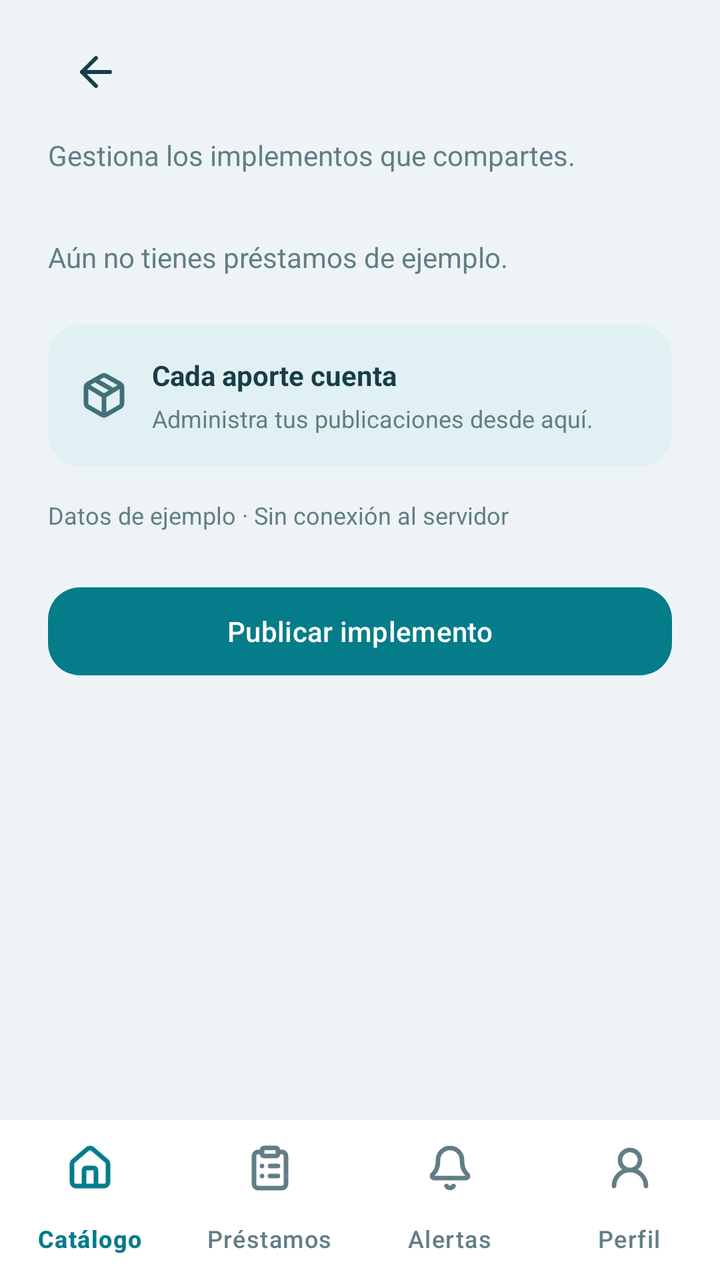
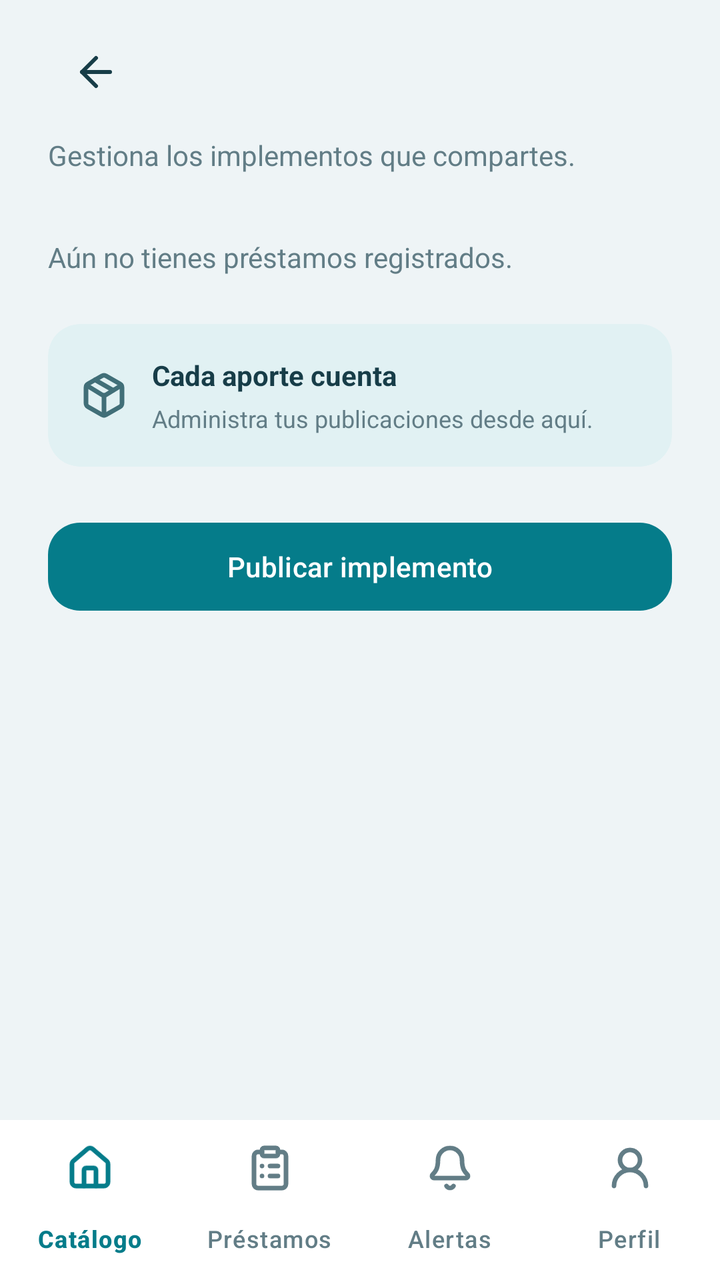

Two renders of the same Android screen: before a commit and after it. Below are the layout's source before the change and the commit's diff.
<!-- AndroidManifest.xml: application theme Theme.RedSoporteX -->
<!-- res/layout/fragment_donor_list.xml -->
<LinearLayout xmlns:android="http://schemas.android.com/apk/res/android"
    xmlns:app="http://schemas.android.com/apk/res-auto"
    android:layout_width="match_parent"
    android:layout_height="match_parent"
    android:background="@color/surface_background"
    android:orientation="vertical">

    <ScrollView
        android:layout_width="match_parent"
        android:layout_height="0dp"
        android:layout_weight="1"
        android:fillViewport="true">

        <LinearLayout
            android:layout_width="match_parent"
            android:layout_height="wrap_content"
            android:orientation="vertical"
            android:paddingHorizontal="24dp"
            android:paddingTop="12dp"
            android:paddingBottom="24dp">

            <include
                android:id="@+id/toolbar"
                layout="@layout/component_toolbar" />

            <TextView
                android:id="@+id/tv_subtitle"
                android:layout_width="match_parent"
                android:layout_height="wrap_content"
                android:layout_marginTop="8dp"
                android:text="@string/my_items_subtitle"
                android:textColor="@color/text_secondary"
                android:textSize="14sp" />

            <TextView
                android:id="@+id/tv_in_progress"
                android:layout_width="match_parent"
                android:layout_height="wrap_content"
                android:layout_marginTop="20dp"
                android:text="@string/in_progress"
                android:textColor="@color/primary"
                android:textSize="14sp"
                android:textStyle="bold"
                android:visibility="gone" />

            <LinearLayout
                android:id="@+id/items_container"
                android:layout_width="match_parent"
                android:layout_height="wrap_content"
                android:layout_marginTop="24dp"
                android:orientation="vertical" />

            <TextView
                android:id="@+id/tv_empty"
                android:layout_width="match_parent"
                android:layout_height="wrap_content"
                android:layout_marginTop="8dp"
                android:text="@string/no_loans"
                android:textColor="@color/text_secondary"
                android:textSize="14sp" />

            <com.google.android.material.card.MaterialCardView
                android:layout_width="match_parent"
                android:layout_height="wrap_content"
                android:layout_marginTop="24dp"
                app:cardBackgroundColor="@color/auth_card"
                app:cardCornerRadius="16dp"
                app:cardElevation="0dp"
                app:strokeWidth="0dp">

                <LinearLayout
                    android:layout_width="match_parent"
                    android:layout_height="wrap_content"
                    android:gravity="center_vertical"
                    android:orientation="horizontal"
                    android:padding="16dp">

                    <ImageView
                        android:layout_width="24dp"
                        android:layout_height="24dp"
                        android:importantForAccessibility="no"
                        android:src="@drawable/ic_donor_package" />

                    <LinearLayout
                        android:layout_width="match_parent"
                        android:layout_height="wrap_content"
                        android:layout_marginStart="12dp"
                        android:orientation="vertical">

                        <TextView
                            android:id="@+id/tv_info_title"
                            android:layout_width="match_parent"
                            android:layout_height="wrap_content"
                            android:layout_marginTop="0dp"
                            android:text="@string/donor_items_note"
                            android:textColor="@color/text_primary"
                            android:textSize="14sp"
                            android:textStyle="bold" />

                        <TextView
                            android:id="@+id/tv_info_description"
                            android:layout_width="match_parent"
                            android:layout_height="wrap_content"
                            android:layout_marginTop="4dp"
                            android:text="@string/donor_items_description"
                            android:textColor="@color/text_secondary"
                            android:textSize="12sp" />
                    </LinearLayout>
                </LinearLayout>
            </com.google.android.material.card.MaterialCardView>

            <TextView
                android:id="@+id/tv_demo"
                android:layout_width="match_parent"
                android:layout_height="wrap_content"
                android:layout_marginTop="16dp"
                android:text="@string/demo_notice"
                android:textColor="@color/text_secondary"
                android:textSize="12sp" />

            <com.google.android.material.button.MaterialButton
                android:id="@+id/btn_publish"
                style="@style/Widget.RedSoporte.Button.Primary"
                android:layout_width="match_parent"
                android:layout_height="52dp"
                android:layout_marginTop="24dp"
                android:text="@string/donor_publish_title" />
        </LinearLayout>
    </ScrollView>

    <include
        android:id="@+id/bottom_nav"
        layout="@layout/component_bottom_nav" />
</LinearLayout>
<!-- res/layout/component_toolbar.xml (included above) -->
<LinearLayout xmlns:android="http://schemas.android.com/apk/res/android"
    android:layout_width="match_parent"
    android:layout_height="wrap_content"
    android:gravity="center_vertical"
    android:orientation="horizontal">

    <ImageButton
        android:id="@+id/btn_volver"
        android:layout_width="48dp"
        android:layout_height="48dp"
        android:background="?attr/selectableItemBackgroundBorderless"
        android:contentDescription="@string/back"
        android:padding="12dp"
        android:src="@drawable/ic_auth_arrow" />

    <TextView
        android:id="@+id/tv_titulo"
        android:layout_width="0dp"
        android:layout_height="wrap_content"
        android:layout_weight="1"
        android:textColor="@color/text_primary"
        android:textSize="20sp"
        android:textStyle="bold" />
</LinearLayout>
<!-- res/layout/component_bottom_nav.xml (included above) -->
<com.google.android.material.bottomnavigation.BottomNavigationView xmlns:android="http://schemas.android.com/apk/res/android"
    xmlns:app="http://schemas.android.com/apk/res-auto"
    android:id="@+id/bottom_navigation"
    android:layout_width="match_parent"
    android:layout_height="wrap_content"
    android:background="@color/surface_card"
    app:backgroundTint="@color/surface_card"
    app:elevation="0dp"
    app:itemActiveIndicatorStyle="@style/Widget.RedSoporte.NavigationIndicator"
    app:itemIconTint="@color/nav_icon"
    app:itemTextColor="@color/nav_icon"
    app:labelVisibilityMode="labeled"
    app:menu="@menu/main_bottom_menu" />
<!-- resources referenced by this layout -->
<resources>
  <color name="auth_card">#E1F1F3</color>
  <color name="primary">#057C8A</color>
  <color name="surface_background">#EEF4F6</color>
  <color name="surface_card">#FFFFFF</color>
  <color name="text_primary">#173D48</color>
  <color name="text_secondary">#627D86</color>
  <!-- drawable ic_auth_arrow (drawable) -->
  <vector xmlns:android="http://schemas.android.com/apk/res/android" android:width="24dp" android:height="24dp" android:viewportWidth="24" android:viewportHeight="24">
      <path android:pathData="M12 19L5 12L12 5" android:fillColor="@android:color/transparent" android:strokeColor="#173D48" android:strokeWidth="2" android:strokeLineCap="round" android:strokeLineJoin="round" />
      <path android:pathData="M19 12H5" android:fillColor="@android:color/transparent" android:strokeColor="#173D48" android:strokeWidth="2" android:strokeLineCap="round" android:strokeLineJoin="round" />
  </vector>
  <string name="back">Volver</string>
  <string name="demo_notice">Datos de ejemplo · Sin conexión al servidor</string>
  <string name="donor_items_description">Administra tus publicaciones desde aquí.</string>
  <string name="donor_items_note">Cada aporte cuenta</string>
  <string name="donor_publish_title">Publicar implemento</string>
  <string name="in_progress">En curso</string>
  <string name="my_items_subtitle">Gestiona los implementos que compartes.</string>
  <string name="no_loans">Aún no tienes préstamos de ejemplo.</string>
  <style name="Widget.RedSoporte.Button.Primary" parent="Widget.Material3.Button">
          <item name="android:minHeight">@dimen/touch_target_min</item>
          <item name="cornerRadius">@dimen/corner_large</item>
          <item name="android:textAllCaps">false</item>
      </style>
  <style name="Widget.RedSoporte.NavigationIndicator" parent="Widget.Material3.BottomNavigationView.ActiveIndicator"><item name="android:color">@color/surface_accent</item></style>
  <style name="Theme.RedSoporteX" parent="Theme.Material3.Light.NoActionBar">
          <item name="colorPrimary">@color/primary</item>
          <item name="colorOnPrimary">@color/on_primary</item>
          <item name="colorSurface">@color/surface_card</item>
          <item name="android:windowLightStatusBar">true</item>
          <item name="android:windowLightNavigationBar">true</item>
          <item name="android:windowBackground">@color/surface_background</item>
      </style>
  <dimen name="touch_target_min">48dp</dimen>
  <dimen name="corner_large">16dp</dimen>
  <color name="surface_accent">#D9F1F1</color>
  <color name="on_primary">#FFFFFF</color>
  <!-- unchanged entries left out for length: 1 -->
</resources>

<!-- the commit's change to res/layout/fragment_donor_list.xml (unified diff, before → after) -->
@@ -116,7 +116,8 @@
                 android:layout_marginTop="16dp"
                 android:text="@string/demo_notice"
                 android:textColor="@color/text_secondary"
-                android:textSize="12sp" />
+                android:textSize="12sp"
+                android:visibility="gone" />
 
             <com.google.android.material.button.MaterialButton
                 android:id="@+id/btn_publish"
<!-- resource entries referenced after the edit -->
@@ -12,13 +12,13 @@
       <path android:pathData="M19 12H5" android:fillColor="@android:color/transparent" android:strokeColor="#173D48" android:strokeWidth="2" android:strokeLineCap="round" android:strokeLineJoin="round" />
   </vector>
   <string name="back">Volver</string>
-  <string name="demo_notice">Datos de ejemplo · Sin conexión al servidor</string>
+  <string name="demo_notice">Conectado al servidor RedSoporte</string>
   <string name="donor_items_description">Administra tus publicaciones desde aquí.</string>
   <string name="donor_items_note">Cada aporte cuenta</string>
   <string name="donor_publish_title">Publicar implemento</string>
   <string name="in_progress">En curso</string>
   <string name="my_items_subtitle">Gestiona los implementos que compartes.</string>
-  <string name="no_loans">Aún no tienes préstamos de ejemplo.</string>
+  <string name="no_loans">Aún no tienes préstamos registrados.</string>
   <style name="Widget.RedSoporte.Button.Primary" parent="Widget.Material3.Button">
           <item name="android:minHeight">@dimen/touch_target_min</item>
           <item name="cornerRadius">@dimen/corner_large</item>
